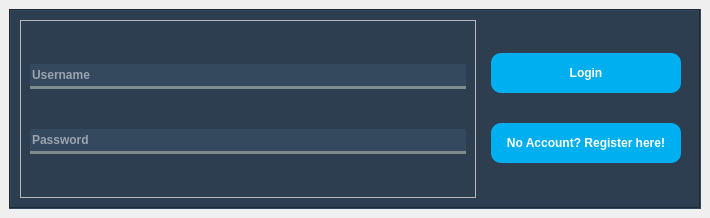
This is frontend/Login.ui in nhatlam96/gui-xtraktor as Qt 5 draws it before an edit. The edited form follows.
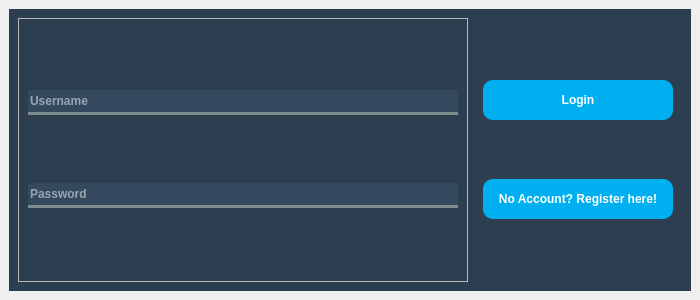
This is the edited form.

The edit to the form file:
```diff
--- a/frontend/Login.ui
+++ b/frontend/Login.ui
@@ -6,8 +6,8 @@
    <rect>
     <x>0</x>
     <y>0</y>
-    <width>710</width>
-    <height>218</height>
+    <width>700</width>
+    <height>300</height>
    </rect>
   </property>
   <property name="minimumSize">
@@ -16,6 +16,12 @@
     <height>200</height>
    </size>
   </property>
+  <property name="maximumSize">
+   <size>
+    <width>700</width>
+    <height>300</height>
+   </size>
+  </property>
   <property name="windowTitle">
    <string>Login</string>
   </property>
@@ -38,7 +44,7 @@
 }</string>
       </property>
       <property name="frameShape">
-       <enum>QFrame::Box</enum>
+       <enum>QFrame::NoFrame</enum>
       </property>
       <property name="frameShadow">
        <enum>QFrame::Sunken</enum>
```
